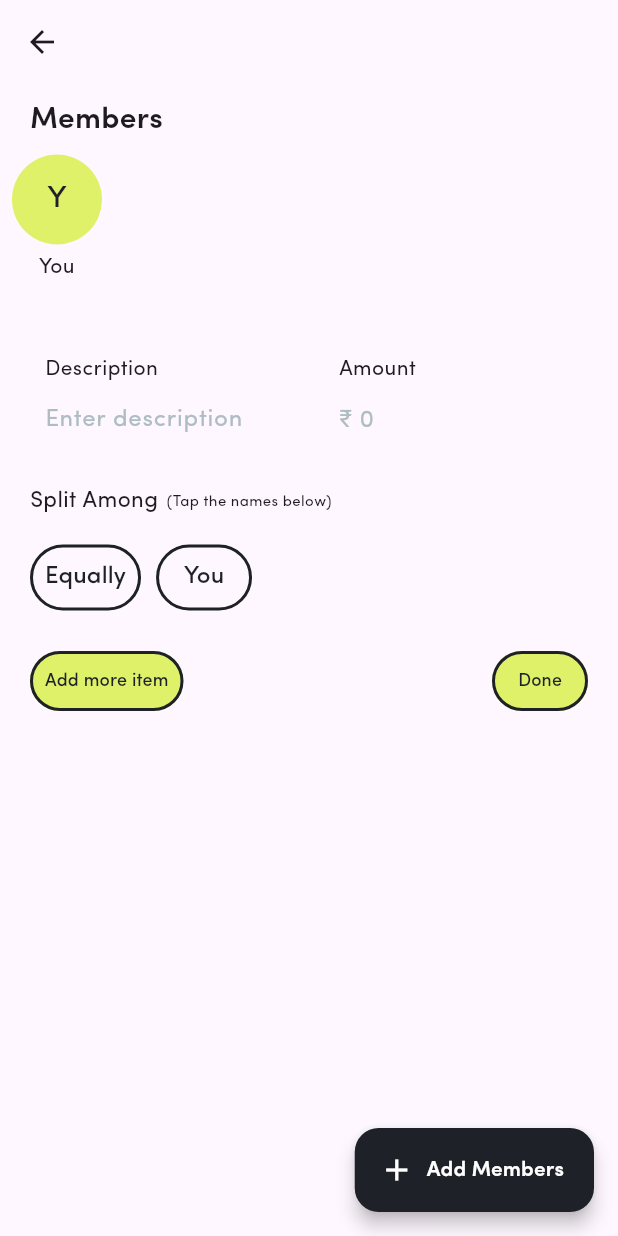
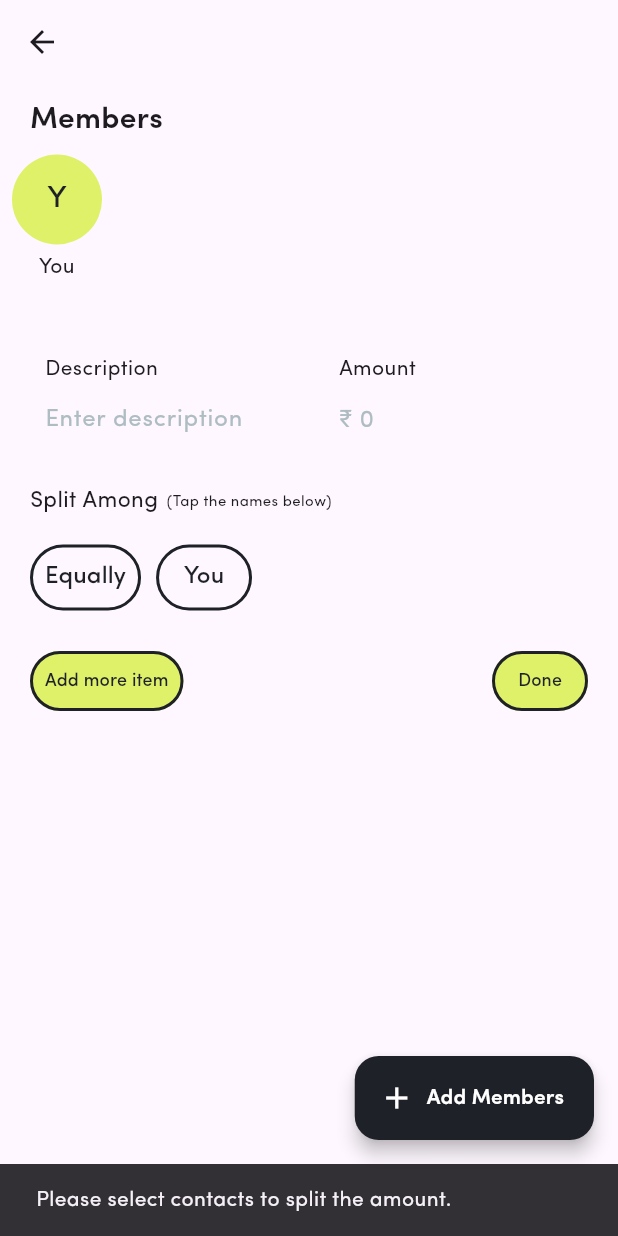
Before and after one commit to Keyurrr14/SplitEasy, a Flutter app: the GroupScreen screen opened directly with empty values, after a tap on "Done", on a phone screen of 412 x 824 dp. Run offline on Flutter 3.47's test engine with Material 3 defaults, Android fonts, the phone set to English and light mode, and no system bars; our stand-ins replace contacts_service, email_validator, firebase_auth, firebase_core, permission_handler, smooth_page_indicator; accounts and stored records are empty.

Commit message:
split working for single item

```diff
--- a/lib/GroupScreen.dart
+++ b/lib/GroupScreen.dart
@@ -18,6 +18,7 @@ class _GroupScreenState extends State<GroupScreen> {
   late Future<List<Contact>> _futureContacts;
   List<Contact> selectedContacts = [];
   TextEditingController _searchController = TextEditingController();
+  TextEditingController _amountController = TextEditingController();
   // ignore: unused_field
   String _searchQuery = '';
 
@@ -59,6 +60,51 @@ class _GroupScreenState extends State<GroupScreen> {
     super.dispose();
   }
 
+  void _showSplitDetails(BuildContext context) {
+    if (selectedContacts.isEmpty) {
+      ScaffoldMessenger.of(context).showSnackBar(
+        const SnackBar(
+          content: Text('Please select contacts to split the amount.'),
+        ),
+      );
+      return;
+    }
+
+    final amount = double.tryParse(_amountController.text) ?? 0;
+    final splitAmount = amount / selectedContacts.length;
+
+    // Debug: Print calculated values
+    print("Total amount: $amount");
+    print("Number of selected contacts: ${selectedContacts.length}");
+    print("Split amount: $splitAmount");
+
+    showDialog(
+      context: context,
+      builder: (BuildContext context) {
+        return AlertDialog(
+          title: const Text('Split Details'),
+          content: Column(
+            mainAxisSize: MainAxisSize.min,
+            children: selectedContacts.map((contact) {
+              return ListTile(
+                title: Text(contact.displayName ?? 'No Name'),
+                trailing: Text('₹ ${splitAmount.toStringAsFixed(2)}'),
+              );
+            }).toList(),
+          ),
+          actions: [
+            TextButton(
+              onPressed: () {
+                Navigator.of(context).pop();
+              },
+              child: const Text('OK'),
+            ),
+          ],
+        );
+      },
+    );
+  }
+
   @override
   Widget build(BuildContext context) {
     return Scaffold(
@@ -69,7 +115,8 @@ class _GroupScreenState extends State<GroupScreen> {
         ),
         centerTitle: true,
       ),
-      body: Column(
+      body: SingleChildScrollView(
+        child: Column(
           crossAxisAlignment: CrossAxisAlignment.start,
           children: [
             const Padding(
@@ -167,6 +214,7 @@ class _GroupScreenState extends State<GroupScreen> {
                       children: [
                         const Text('Amount'),
                         TextField(
+                          controller: _amountController,
                           keyboardType: TextInputType.phone,
                           inputFormatters: [
                             FilteringTextInputFormatter.digitsOnly,
@@ -211,7 +259,6 @@ class _GroupScreenState extends State<GroupScreen> {
                       groupContacts.length + 1, // +1 for the 'Equally' button
                   itemBuilder: (context, index) {
                     if (index == 0) {
-                    // Render the 'Equally' button
                       return Padding(
                         padding:
                             const EdgeInsets.only(left: 10, top: 8, bottom: 8),
@@ -242,19 +289,28 @@ class _GroupScreenState extends State<GroupScreen> {
                         ),
                       );
                     } else {
-                    // Render the contact buttons
-                    Contact contact = groupContacts[
-                        index - 1]; // Adjust index for the contact
+                      Contact contact = groupContacts[index - 1];
                       return Padding(
                         padding:
                             const EdgeInsets.only(left: 10, top: 8, bottom: 8),
                         child: OutlinedButton(
                           onPressed: () {
-                          // Define action for contact button here
+                            setState(() {
+                              if (selectedContacts.contains(contact)) {
+                                selectedContacts.remove(contact);
+                              } else {
+                                selectedContacts.add(contact);
+                              }
+                            });
                           },
                           style: OutlinedButton.styleFrom(
                             side: const BorderSide(
                                 color: Color(0xff1f2128), width: 2),
+                            backgroundColor: selectedContacts.contains(contact)
+                                ? const Color(
+                                    0xff1f2128) // Black background when selected
+                                : Colors
+                                    .transparent, // Default transparent background
                             shape: RoundedRectangleBorder(
                               borderRadius: BorderRadius.circular(30),
                             ),
@@ -267,8 +323,11 @@ class _GroupScreenState extends State<GroupScreen> {
                           ),
                           child: Text(
                             contact.displayName ?? 'No Name',
-                          style: const TextStyle(
-                            color: Color(0xff1f2128),
+                            style: TextStyle(
+                              color: selectedContacts.contains(contact)
+                                  ? Colors.white // White text when selected
+                                  : const Color(
+                                      0xff1f2128), // Black text when not selected
                               fontSize: 16,
                             ),
                             overflow: TextOverflow.ellipsis,
@@ -291,7 +350,8 @@ class _GroupScreenState extends State<GroupScreen> {
                     },
                     style: OutlinedButton.styleFrom(
                       backgroundColor: const Color(0xffdff169),
-                    side: const BorderSide(color: Color(0xff1f2128), width: 2),
+                      side:
+                          const BorderSide(color: Color(0xff1f2128), width: 2),
                       shape: RoundedRectangleBorder(
                         borderRadius: BorderRadius.circular(30),
                       ),
@@ -314,13 +374,14 @@ class _GroupScreenState extends State<GroupScreen> {
                   Padding(
                     padding: const EdgeInsets.only(right: 20),
                     child: OutlinedButton(
-                    onPressed: () {
+                      onPressed: () => {
                         // Define action for contact button here
+                        _showSplitDetails(context)
                       },
                       style: OutlinedButton.styleFrom(
                         backgroundColor: const Color(0xffdff169),
-                      side:
-                          const BorderSide(color: Color(0xff1f2128), width: 2),
+                        side: const BorderSide(
+                            color: Color(0xff1f2128), width: 2),
                         shape: RoundedRectangleBorder(
                           borderRadius: BorderRadius.circular(30),
                         ),
@@ -346,6 +407,7 @@ class _GroupScreenState extends State<GroupScreen> {
             )
           ],
         ),
+      ),
       floatingActionButton: FloatingActionButton.extended(
         onPressed: _addContacts,
         elevation: 5,
@@ -366,7 +428,7 @@ class _GroupScreenState extends State<GroupScreen> {
     showDialog(
       context: context,
       builder: (context) {
-        String _searchQuery = ''; // Move _searchQuery inside the dialog
+        String _searchQuery = '';
         return FutureBuilder<List<Contact>>(
           future: _futureContacts,
           builder: (context, snapshot) {
```
Lines whose indentation alone changed are shown as unchanged.
